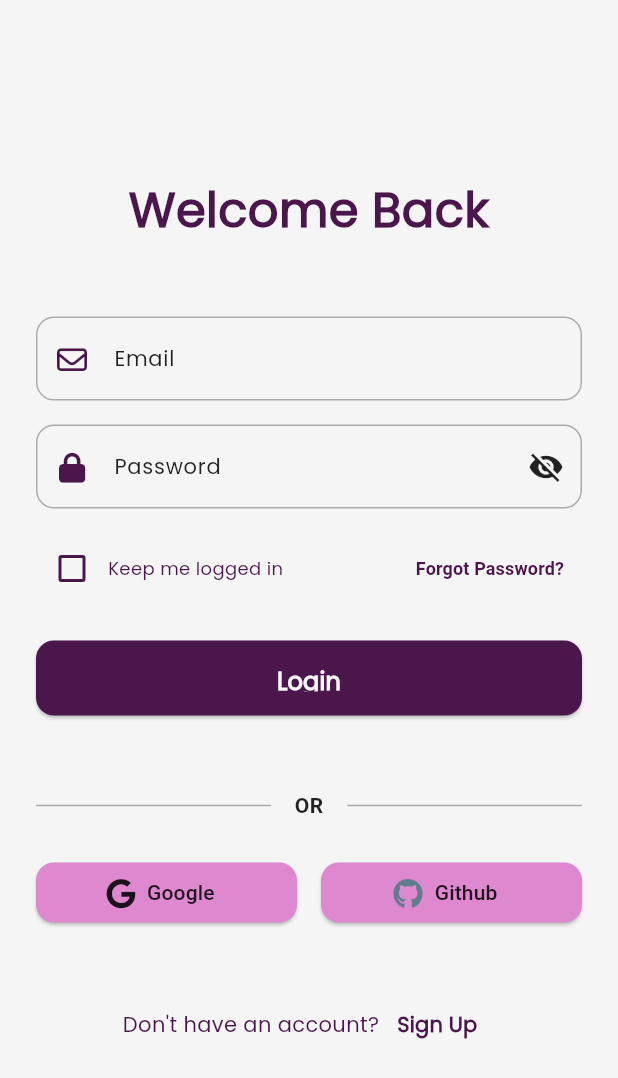
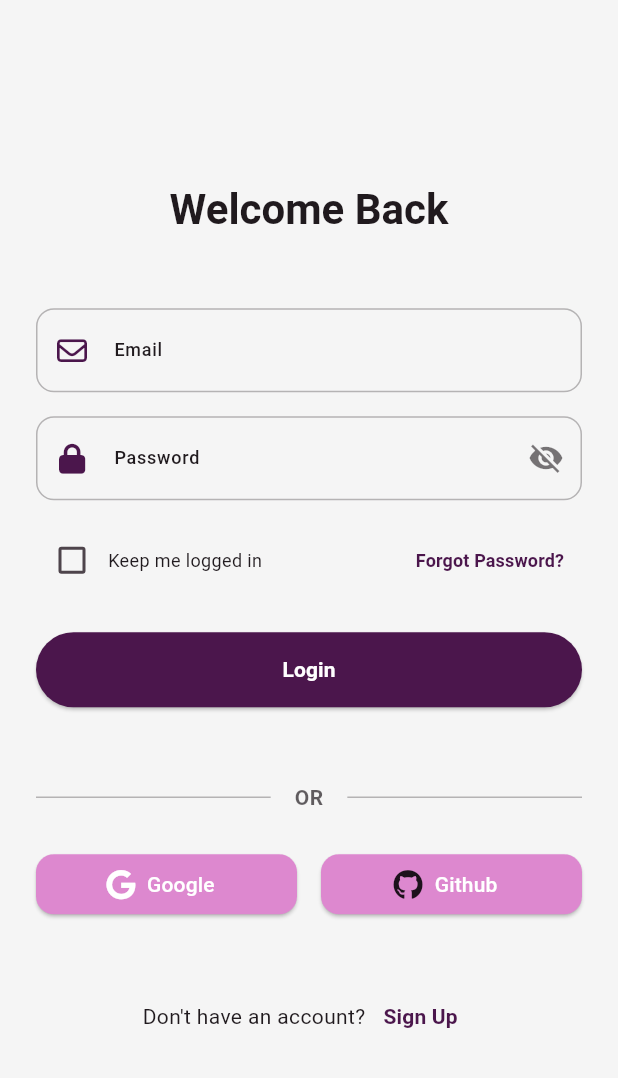
Before and after one commit to zezo2030/e_commerce_app, a Flutter app: the screen it shows after launch, on a phone screen of 412 x 824 dp. Shown: the top 1078 px of the screen. Run offline on Flutter 3.47's test engine with Material 3 defaults, Android fonts, the phone set to English and light mode, and no system bars; our stand-ins replace bloc, firebase_auth, firebase_core, flutter_bloc, flutter_screenutil, font_awesome_flutter and 4 more; missing offline and left inert: github_oauth; accounts and stored records are empty.

Commit message:
update theme and cubit

```diff
--- a/lib/app/app_ecommerc.dart
+++ b/lib/app/app_ecommerc.dart
@@ -1,5 +1,6 @@
 import 'package:e_commerce_app/core/router/app_router.dart';
-import 'package:e_commerce_app/features/settings/presentation/cubit/theme_cubit.dart';
+import 'package:e_commerce_app/core/theme/theme.dart';
+import 'package:e_commerce_app/features/settings/presentation/cubit/theme_cubit/theme_cubit.dart';
 import 'package:flutter/material.dart';
 import 'package:flutter_bloc/flutter_bloc.dart';
 import 'package:flutter_screenutil/flutter_screenutil.dart';
@@ -23,10 +24,9 @@ class ECommerceApp extends StatelessWidget {
                 routerConfig: AppRouter.router,
                 debugShowCheckedModeBanner: false,
                 title: 'E-Commerce',
-                theme: ThemeCubit.lightTheme,
-                darkTheme: ThemeCubit.darkTheme,
-                themeMode:
-                    themeState.isDarkTheme ? ThemeMode.dark : ThemeMode.light,
+                theme: AppTheme.lightTheme,
+                darkTheme: AppTheme.darkTheme,
+                themeMode: themeState.themeMode,
               );
             },
           );
--- /dev/null
+++ b/lib/core/theme/theme.dart
@@ -0,0 +1,90 @@
+import 'package:flutter/material.dart';
+import 'package:e_commerce_app/core/utils/app_colors.dart';
+
+class AppTheme {
+  static final ThemeData darkTheme = ThemeData(
+    brightness: Brightness.dark,
+    primaryColor: AppColors.accentPurple,
+    scaffoldBackgroundColor: Colors.grey[900],
+    appBarTheme: AppBarTheme(
+      backgroundColor: Colors.grey[900],
+      elevation: 0,
+      iconTheme: const IconThemeData(color: AppColors.accentPurple),
+      titleTextStyle: const TextStyle(
+        color: AppColors.white,
+        fontSize: 20,
+        fontWeight: FontWeight.bold,
+      ),
+    ),
+    colorScheme: ColorScheme.dark(
+      primary: AppColors.accentPurple,
+      secondary: AppColors.primaryPurple,
+      surface: Colors.grey[800]!,
+      onPrimary: AppColors.white,
+      onSecondary: AppColors.white,
+      onSurface: AppColors.white,
+    ),
+    cardTheme: CardTheme(color: Colors.grey[800], elevation: 2),
+    bottomNavigationBarTheme: BottomNavigationBarThemeData(
+      backgroundColor: Colors.grey[900],
+      selectedItemColor: AppColors.accentPurple,
+      selectedIconTheme: const IconThemeData(color: AppColors.white),
+      unselectedItemColor: Colors.grey,
+    ),
+    elevatedButtonTheme: ElevatedButtonThemeData(
+      style: ElevatedButton.styleFrom(
+        backgroundColor: AppColors.accentPurple,
+        foregroundColor: AppColors.white,
+      ),
+    ),
+    textButtonTheme: TextButtonThemeData(
+      style: TextButton.styleFrom(foregroundColor: AppColors.accentPurple),
+    ),
+  );
+
+  static final ThemeData lightTheme = ThemeData(
+    brightness: Brightness.light,
+    primaryColor: AppColors.primaryPurple,
+    scaffoldBackgroundColor: AppColors.scaffoldBackground,
+    appBarTheme: const AppBarTheme(
+      backgroundColor: AppColors.primaryWhite,
+      elevation: 0,
+      iconTheme: IconThemeData(color: AppColors.primaryPurple),
+      titleTextStyle: TextStyle(
+        color: AppColors.primaryText,
+        fontSize: 20,
+        fontWeight: FontWeight.bold,
+      ),
+    ),
+    colorScheme: ColorScheme.fromSeed(
+      seedColor: AppColors.primaryPurple,
+      primary: AppColors.primaryPurple,
+      secondary: AppColors.accentPurple,
+      surface: AppColors.white,
+      background: AppColors.scaffoldBackground,
+    ),
+    cardTheme: const CardTheme(color: AppColors.cardBackground, elevation: 2),
+    bottomNavigationBarTheme: const BottomNavigationBarThemeData(
+      backgroundColor: AppColors.white,
+      selectedItemColor: AppColors.primaryWhite,
+      unselectedItemColor: Colors.grey,
+    ),
+    elevatedButtonTheme: ElevatedButtonThemeData(
+      style: ElevatedButton.styleFrom(
+        backgroundColor: AppColors.primaryButton,
+        foregroundColor: AppColors.white,
+      ),
+    ),
+    textButtonTheme: TextButtonThemeData(
+      style: TextButton.styleFrom(foregroundColor: AppColors.primaryPurple),
+    ),
+    inputDecorationTheme: const InputDecorationTheme(
+      fillColor: AppColors.scaffoldBackground,
+      filled: true,
+      border: OutlineInputBorder(
+        borderRadius: BorderRadius.all(Radius.circular(12)),
+        borderSide: BorderSide(color: AppColors.primaryPurple),
+      ),
+    ),
+  );
+}
--- a/lib/core/utils/app_text_styles.dart
+++ b/lib/core/utils/app_text_styles.dart
@@ -44,14 +44,12 @@ abstract class AppTextStyles {
     fontSize: 16,
     fontWeight: FontWeight.normal,
     fontFamily: 'Poppins',
-    color: AppColors.primaryText,
   );
 
-  static const TextStyle bodyMedium = TextStyle(
+  static TextStyle bodyMedium = TextStyle(
     fontSize: 14,
     fontWeight: FontWeight.normal,
     fontFamily: 'Poppins',
-    color: AppColors.primaryText,
   );
 
   static const TextStyle bodySmall = TextStyle(
--- a/lib/core/widgets/custom_button.dart
+++ b/lib/core/widgets/custom_button.dart
@@ -1,7 +1,4 @@
 import 'package:flutter/material.dart';
-import 'package:e_commerce_app/core/utils/app_text_styles.dart';
-
-import '../utils/app_colors.dart';
 
 class CustomBtn extends StatelessWidget {
   final VoidCallback onPressed;
@@ -11,20 +8,21 @@ class CustomBtn extends StatelessWidget {
 
   @override
   Widget build(BuildContext context) {
+    final theme = Theme.of(context);
+
     return SizedBox(
       width: double.infinity,
       height: 50,
       child: ElevatedButton(
         onPressed: onPressed,
-        style: ElevatedButton.styleFrom(
-          backgroundColor: AppColors.primaryButton,
-          foregroundColor: AppColors.lightText,
-          padding: const EdgeInsets.symmetric(vertical: 16),
-          shape: RoundedRectangleBorder(
-            borderRadius: BorderRadius.circular(12),
+        style: theme.elevatedButtonTheme.style,
+        child: Text(
+          text,
+          style: theme.textTheme.labelLarge?.copyWith(
+            color: theme.colorScheme.onPrimary,
+            fontWeight: FontWeight.bold,
           ),
         ),
-        child: Text(text, style: AppTextStyles.buttonTextLarge),
       ),
     );
   }
--- a/lib/core/widgets/custom_text_form_field.dart
+++ b/lib/core/widgets/custom_text_form_field.dart
@@ -1,6 +1,4 @@
 import 'package:flutter/material.dart';
-import 'package:e_commerce_app/core/utils/app_colors.dart';
-import 'package:e_commerce_app/core/utils/app_text_styles.dart';
 
 class CustomTextFormField extends StatefulWidget {
   final TextEditingController controller;
@@ -37,21 +35,28 @@ class _CustomTextFormFieldState extends State<CustomTextFormField> {
 
   @override
   Widget build(BuildContext context) {
+    final theme = Theme.of(context);
+    final colorScheme = theme.colorScheme;
+
     return TextFormField(
       controller: widget.controller,
       keyboardType: widget.keyboardType,
       obscureText: _obscureText,
-      style: AppTextStyles.bodyLarge,
+      style: theme.textTheme.bodyLarge,
       decoration: InputDecoration(
         labelText: widget.labelText,
-        labelStyle: AppTextStyles.formLabel,
-        prefixIcon: Icon(widget.prefixIcon, size: 20),
+        labelStyle: theme.textTheme.labelMedium,
+        prefixIcon: Icon(
+          widget.prefixIcon,
+          size: 20,
+          color: theme.colorScheme.primary,
+        ),
         suffixIcon:
             widget.showPasswordToggle
                 ? IconButton(
                   icon: Icon(
                     _obscureText ? Icons.visibility_off : Icons.visibility,
-                    color: AppColors.secondaryText,
+                    color: colorScheme.onSurface.withOpacity(0.6),
                   ),
                   onPressed: () {
                     setState(() {
@@ -62,32 +67,30 @@ class _CustomTextFormFieldState extends State<CustomTextFormField> {
                 : null,
         border: OutlineInputBorder(
           borderRadius: BorderRadius.circular(12),
-          borderSide: BorderSide(
-            color: AppColors.secondaryText.withOpacity(0.3),
-          ),
+          borderSide: BorderSide(color: colorScheme.onSurface.withOpacity(0.3)),
         ),
         enabledBorder: OutlineInputBorder(
           borderRadius: BorderRadius.circular(12),
-          borderSide: BorderSide(
-            color: AppColors.secondaryText.withOpacity(0.3),
-          ),
+          borderSide: BorderSide(color: colorScheme.onSurface.withOpacity(0.3)),
         ),
         focusedBorder: OutlineInputBorder(
           borderRadius: BorderRadius.circular(12),
-          borderSide: const BorderSide(color: AppColors.primaryButton),
+          borderSide: BorderSide(color: colorScheme.primary),
         ),
         errorBorder: OutlineInputBorder(
           borderRadius: BorderRadius.circular(12),
-          borderSide: const BorderSide(color: Colors.red),
+          borderSide: BorderSide(color: theme.colorScheme.error),
         ),
         focusedErrorBorder: OutlineInputBorder(
           borderRadius: BorderRadius.circular(12),
-          borderSide: const BorderSide(color: Colors.red),
+          borderSide: BorderSide(color: theme.colorScheme.error),
         ),
         contentPadding: const EdgeInsets.symmetric(
           horizontal: 20,
           vertical: 16,
         ),
+        filled: true,
+        fillColor: theme.inputDecorationTheme.fillColor,
       ),
       validator: widget.validator,
     );
--- a/lib/features/auth/presentation/views/login_page.dart
+++ b/lib/features/auth/presentation/views/login_page.dart
@@ -1,7 +1,5 @@
 import 'package:e_commerce_app/core/router/routes.dart';
 import 'package:flutter/material.dart';
-import 'package:e_commerce_app/core/utils/app_colors.dart';
-import 'package:e_commerce_app/core/utils/app_text_styles.dart';
 import 'package:e_commerce_app/features/auth/presentation/widgets/auth_bottom_text.dart';
 import 'package:e_commerce_app/features/auth/presentation/widgets/custom_login_form.dart';
 
@@ -10,8 +8,10 @@ class LoginPage extends StatelessWidget {
 
   @override
   Widget build(BuildContext context) {
+    final theme = Theme.of(context);
+
     return Scaffold(
-      backgroundColor: AppColors.scaffoldBackground,
+      backgroundColor: theme.scaffoldBackgroundColor,
       body: SafeArea(
         child: CustomScrollView(
           slivers: [
@@ -24,9 +24,12 @@ class LoginPage extends StatelessWidget {
                   crossAxisAlignment: CrossAxisAlignment.stretch,
                   children: [
                     const Spacer(),
-                    const Text(
+                    Text(
                       'Welcome Back',
-                      style: AppTextStyles.heading1,
+                      style: theme.textTheme.headlineLarge?.copyWith(
+                        fontWeight: FontWeight.bold,
+                        fontSize: 28,
+                      ),
                       textAlign: TextAlign.center,
                     ),
                     const SizedBox(height: 48),
--- a/lib/features/auth/presentation/widgets/auth_bottom_text.dart
+++ b/lib/features/auth/presentation/widgets/auth_bottom_text.dart
@@ -1,4 +1,3 @@
-import 'package:e_commerce_app/core/utils/app_text_styles.dart';
 import 'package:flutter/material.dart';
 import 'package:go_router/go_router.dart';
 
@@ -16,15 +15,24 @@ class AuthBottomText extends StatelessWidget {
 
   @override
   Widget build(BuildContext context) {
+    final theme = Theme.of(context);
+
     return Row(
       mainAxisAlignment: MainAxisAlignment.center,
       children: [
-        Text(text, style: AppTextStyles.bodyMedium),
+        Text(text, style: theme.textTheme.bodyMedium),
         TextButton(
           onPressed: () {
             context.pushReplacement(routeToNavigate);
           },
-          child: Text(buttonText, style: AppTextStyles.linkText),
+          child: Text(
+            buttonText,
+            style: TextStyle(
+              color: theme.colorScheme.primary,
+              fontWeight: FontWeight.bold,
+              fontSize: 14,
+            ),
+          ),
         ),
       ],
     );
--- a/lib/features/auth/presentation/widgets/custom_login_form.dart
+++ b/lib/features/auth/presentation/widgets/custom_login_form.dart
@@ -1,7 +1,5 @@
 import 'package:e_commerce_app/core/router/app_router.dart';
 import 'package:e_commerce_app/core/router/routes.dart';
-import 'package:e_commerce_app/core/utils/app_colors.dart';
-import 'package:e_commerce_app/core/utils/app_text_styles.dart';
 import 'package:e_commerce_app/core/utils/validation/form_validation.dart';
 import 'package:e_commerce_app/core/widgets/custom_text_form_field.dart';
 import 'package:e_commerce_app/features/auth/presentation/auth_cubit/auth_cubit.dart';
@@ -33,6 +31,8 @@ class _CustomLoginFormState extends State<CustomLoginForm> {
 
   @override
   Widget build(BuildContext context) {
+    final theme = Theme.of(context);
+
     return BlocConsumer<AuthCubit, AuthState>(
       listener: (context, state) {
         if (state is SignInWithGithubSuccess ||
@@ -73,21 +73,21 @@ class _CustomLoginFormState extends State<CustomLoginForm> {
                     onChanged: (value) {
                       authCubit.checkKeepLoggedIn(value);
                     },
-                    activeColor: AppColors.primaryButton,
+                    activeColor: theme.colorScheme.primary,
                   ),
                   Text(
                     'Keep me logged in',
-                    style: AppTextStyles.bodyMedium.copyWith(fontSize: 12),
+                    style: theme.textTheme.bodyMedium?.copyWith(fontSize: 12),
                   ),
                   const Spacer(),
                   TextButton(
                     onPressed: () {
                       AppRouter.router.push(Routes.forgotPassword);
                     },
-                    child: const Text(
+                    child: Text(
                       'Forgot Password?',
                       style: TextStyle(
-                        color: AppColors.primaryButton,
+                        color: theme.colorScheme.primary,
                         fontWeight: FontWeight.bold,
                         fontSize: 12,
                       ),
@@ -99,9 +99,9 @@ class _CustomLoginFormState extends State<CustomLoginForm> {
               const SizedBox(height: 24),
 
               state is SignInWithEmailAndPasswordLoading
-                  ? const Center(
+                  ? Center(
                     child: CircularProgressIndicator(
-                      color: AppColors.primaryButton,
+                      color: theme.colorScheme.primary,
                     ),
                   )
                   : CustomBtn(
@@ -119,9 +119,9 @@ class _CustomLoginFormState extends State<CustomLoginForm> {
               // Social buttons or other login options
               if (state is SignInWithGithubLoading ||
                   state is SignInWithGoogleLoading)
-                const Center(
+                Center(
                   child: CircularProgressIndicator(
-                    color: AppColors.primaryButton,
+                    color: theme.colorScheme.primary,
                   ),
                 )
               else
--- a/lib/features/auth/presentation/widgets/divider_with_text.dart
+++ b/lib/features/auth/presentation/widgets/divider_with_text.dart
@@ -1,4 +1,3 @@
-import 'package:e_commerce_app/core/utils/app_colors.dart';
 import 'package:flutter/material.dart';
 
 class DividerWithText extends StatelessWidget {
@@ -8,31 +7,24 @@ class DividerWithText extends StatelessWidget {
 
   @override
   Widget build(BuildContext context) {
+    final theme = Theme.of(context);
+    final dividerColor = theme.colorScheme.onSurface.withOpacity(0.3);
+
     return Row(
       children: [
-        Expanded(
-          child: Divider(
-            color: AppColors.secondaryText.withOpacity(0.3),
-            thickness: 1,
-          ),
-        ),
+        Expanded(child: Divider(color: dividerColor, thickness: 1)),
         Padding(
           padding: const EdgeInsets.symmetric(horizontal: 16),
           child: Text(
             text,
             style: TextStyle(
-              color: AppColors.secondaryText,
+              color: theme.colorScheme.onSurface.withOpacity(0.7),
               fontSize: 14,
               fontWeight: FontWeight.bold,
             ),
           ),
         ),
-        Expanded(
-          child: Divider(
-            color: AppColors.secondaryText.withOpacity(0.3),
-            thickness: 1,
-          ),
-        ),
+        Expanded(child: Divider(color: dividerColor, thickness: 1)),
       ],
     );
   }
--- a/lib/features/auth/presentation/widgets/social_buttons.dart
+++ b/lib/features/auth/presentation/widgets/social_buttons.dart
@@ -1,7 +1,5 @@
 import 'package:flutter/material.dart';
 import 'package:font_awesome_flutter/font_awesome_flutter.dart';
-
-import '../../../../core/utils/app_colors.dart';
 
 class SocialButtons extends StatelessWidget {
   final VoidCallback onGooglePressed;
@@ -15,6 +13,8 @@ class SocialButtons extends StatelessWidget {
 
   @override
   Widget build(BuildContext context) {
+    final theme = Theme.of(context);
+
     return Row(
       mainAxisAlignment: MainAxisAlignment.spaceEvenly,
       children: [
@@ -24,8 +24,8 @@ class SocialButtons extends StatelessWidget {
             icon: const FaIcon(FontAwesomeIcons.google, size: 20),
             label: const Text('Google'),
             style: ElevatedButton.styleFrom(
-              backgroundColor: AppColors.secondaryButton,
-              foregroundColor: Colors.black87,
+              backgroundColor: theme.colorScheme.secondary,
+              foregroundColor: theme.colorScheme.onSecondary,
               shape: RoundedRectangleBorder(
                 borderRadius: BorderRadius.circular(12),
               ),
@@ -36,15 +36,18 @@ class SocialButtons extends StatelessWidget {
         Expanded(
           child: ElevatedButton.icon(
             onPressed: onGithubPressed,
-            icon: const FaIcon(
+            icon: FaIcon(
               FontAwesomeIcons.github,
               size: 20,
-              color: AppColors.githubBlue,
+              color:
+                  theme.brightness == Brightness.light
+                      ? Colors.black87
+                      : Colors.white70,
             ),
             label: const Text('Github'),
             style: ElevatedButton.styleFrom(
-              backgroundColor: AppColors.secondaryButton,
-              foregroundColor: Colors.black87,
+              backgroundColor: theme.colorScheme.secondary,
+              foregroundColor: theme.colorScheme.onSecondary,
               shape: RoundedRectangleBorder(
                 borderRadius: BorderRadius.circular(12),
               ),
--- a/lib/features/settings/presentation/cubit/theme_cubit.dart
+++ /dev/null
@@ -1,117 +0,0 @@
-import 'package:e_commerce_app/core/database/cache/cache_helper.dart';
-import 'package:e_commerce_app/core/services/service_locator.dart';
-import 'package:e_commerce_app/core/utils/app_colors.dart';
-import 'package:flutter/material.dart';
-import 'package:flutter_bloc/flutter_bloc.dart';
-
-class ThemeState {
-  final bool isDarkTheme;
-
-  ThemeState({required this.isDarkTheme});
-}
-
-class ThemeCubit extends Cubit<ThemeState> {
-  final CacheHelper _cacheHelper = getIt<CacheHelper>();
-  static const String _themeKey = 'is_dark_theme';
-
-  // Light theme
-  static final ThemeData lightTheme = ThemeData(
-    brightness: Brightness.light,
-    primaryColor: AppColors.primaryPurple,
-    scaffoldBackgroundColor: AppColors.scaffoldBackground,
-    appBarTheme: const AppBarTheme(
-      backgroundColor: AppColors.primaryWhite,
-      elevation: 0,
-      iconTheme: IconThemeData(color: AppColors.primaryPurple),
-      titleTextStyle: TextStyle(
-        color: AppColors.primaryText,
-        fontSize: 20,
-        fontWeight: FontWeight.bold,
-      ),
-    ),
-    colorScheme: ColorScheme.light(
-      primary: AppColors.primaryPurple,
-      secondary: AppColors.accentPurple,
-      background: AppColors.scaffoldBackground,
-      surface: AppColors.white,
-      onPrimary: AppColors.white,
-      onSecondary: AppColors.white,
-      onBackground: AppColors.primaryText,
-      onSurface: AppColors.primaryText,
-    ),
-    cardTheme: const CardTheme(color: AppColors.cardBackground, elevation: 2),
-    bottomNavigationBarTheme: const BottomNavigationBarThemeData(
-      backgroundColor: AppColors.white,
-      selectedItemColor: AppColors.primaryPurple,
-      unselectedItemColor: Colors.grey,
-    ),
-    elevatedButtonTheme: ElevatedButtonThemeData(
-      style: ElevatedButton.styleFrom(
-        backgroundColor: AppColors.primaryButton,
-        foregroundColor: AppColors.white,
-      ),
-    ),
-    textButtonTheme: TextButtonThemeData(
-      style: TextButton.styleFrom(foregroundColor: AppColors.primaryPurple),
-    ),
-  );
-
-  // Dark theme
-  static final ThemeData darkTheme = ThemeData(
-    brightness: Brightness.dark,
-    primaryColor: AppColors.accentPurple,
-    scaffoldBackgroundColor: Colors.grey[900],
-    appBarTheme: AppBarTheme(
-      backgroundColor: Colors.grey[900],
-      elevation: 0,
-      iconTheme: const IconThemeData(color: AppColors.accentPurple),
-      titleTextStyle: const TextStyle(
-        color: AppColors.white,
-        fontSize: 20,
-        fontWeight: FontWeight.bold,
-      ),
-    ),
-    colorScheme: ColorScheme.dark(
-      primary: AppColors.accentPurple,
-      secondary: AppColors.primaryPurple,
-      background: Colors.grey[900]!,
-      surface: Colors.grey[800]!,
-      onPrimary: AppColors.white,
-      onSecondary: AppColors.white,
-      onBackground: AppColors.white,
-      onSurface: AppColors.white,
-    ),
-    cardTheme: CardTheme(color: Colors.grey[800], elevation: 2),
-    bottomNavigationBarTheme: BottomNavigationBarThemeData(
-      backgroundColor: Colors.grey[900],
-      selectedItemColor: Colors.grey,
-      unselectedItemColor: Colors.grey,
-    ),
-    elevatedButtonTheme: ElevatedButtonThemeData(
-      style: ElevatedButton.styleFrom(
-        backgroundColor: AppColors.accentPurple,
-        foregroundColor: AppColors.white,
-      ),
-    ),
-    textButtonTheme: TextButtonThemeData(
-      style: TextButton.styleFrom(foregroundColor: AppColors.accentPurple),
-    ),
-  );
-
-  ThemeCubit() : super(ThemeState(isDarkTheme: false)) {
-    _loadThemeFromPrefs();
-  }
-
-  ThemeData get currentTheme => state.isDarkTheme ? darkTheme : lightTheme;
-
-  Future<void> _loadThemeFromPrefs() async {
-    final isDark = _cacheHelper.getData(key: _themeKey) as bool?;
-    emit(ThemeState(isDarkTheme: isDark ?? false));
-  }
-
-  Future<void> toggleTheme() async {
-    final newIsDarkTheme = !state.isDarkTheme;
-    await _cacheHelper.saveData(key: _themeKey, value: newIsDarkTheme);
-    emit(ThemeState(isDarkTheme: newIsDarkTheme));
-  }
-}
--- /dev/null
+++ b/lib/features/settings/presentation/cubit/theme_cubit/theme_cubit.dart
@@ -0,0 +1,27 @@
+import 'package:e_commerce_app/core/database/cache/cache_helper.dart';
+import 'package:e_commerce_app/core/services/service_locator.dart';
+import 'package:flutter/material.dart';
+import 'package:flutter_bloc/flutter_bloc.dart';
+
+part 'theme_state.dart';
+
+class ThemeCubit extends Cubit<ThemeState> {
+  ThemeCubit() : super(LightThemeState()) {
+    _loadTheme();
+  }
+
+  final CacheHelper _cacheHelper = getIt<CacheHelper>();
+  static const String _themeKey = 'is_dark_theme';
+
+  Future<void> _loadTheme() async {
+    final bool? isDark = await _cacheHelper.getData(key: _themeKey) as bool?;
+    emit(isDark == true ? DarkThemeState() : LightThemeState());
+  }
+
+  Future<void> toggleTheme() async {
+    final bool newIsDark = state is LightThemeState;
+
+    await _cacheHelper.saveData(key: _themeKey, value: newIsDark);
+    emit(newIsDark ? DarkThemeState() : LightThemeState());
+  }
+}
--- /dev/null
+++ b/lib/features/settings/presentation/cubit/theme_cubit/theme_state.dart
@@ -0,0 +1,14 @@
+part of 'theme_cubit.dart';
+
+sealed class ThemeState {
+  final ThemeMode themeMode;
+  ThemeState(this.themeMode);
+}
+
+class LightThemeState extends ThemeState {
+  LightThemeState() : super(ThemeMode.light);
+}
+
+class DarkThemeState extends ThemeState {
+  DarkThemeState() : super(ThemeMode.dark);
+}
```
Also changed, not shown: lib/core/widgets/custom_search_field.dart (+9 -7 lines), lib/features/categories/presentation/views/categories_view.dart (+5 -7 lines), lib/features/categories/presentation/widgets/categories_grid.dart (+31 -10 lines), lib/features/categories/presentation/widgets/category_header.dart (+11 -2 lines), lib/features/categories/presentation/widgets/category_item.dart (+8 -3 lines), lib/features/categories/presentation/widgets/category_search_bar.dart (+5 -4 lines), lib/features/settings/presentation/views/appearance_view.dart (+13 -9 lines).
